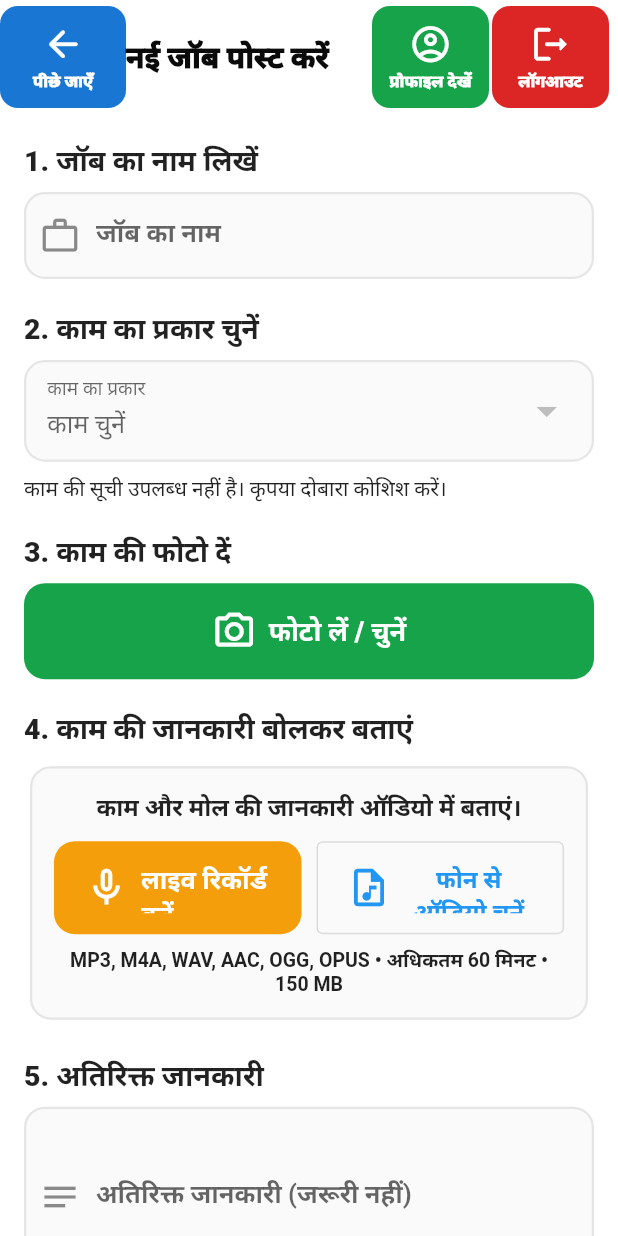
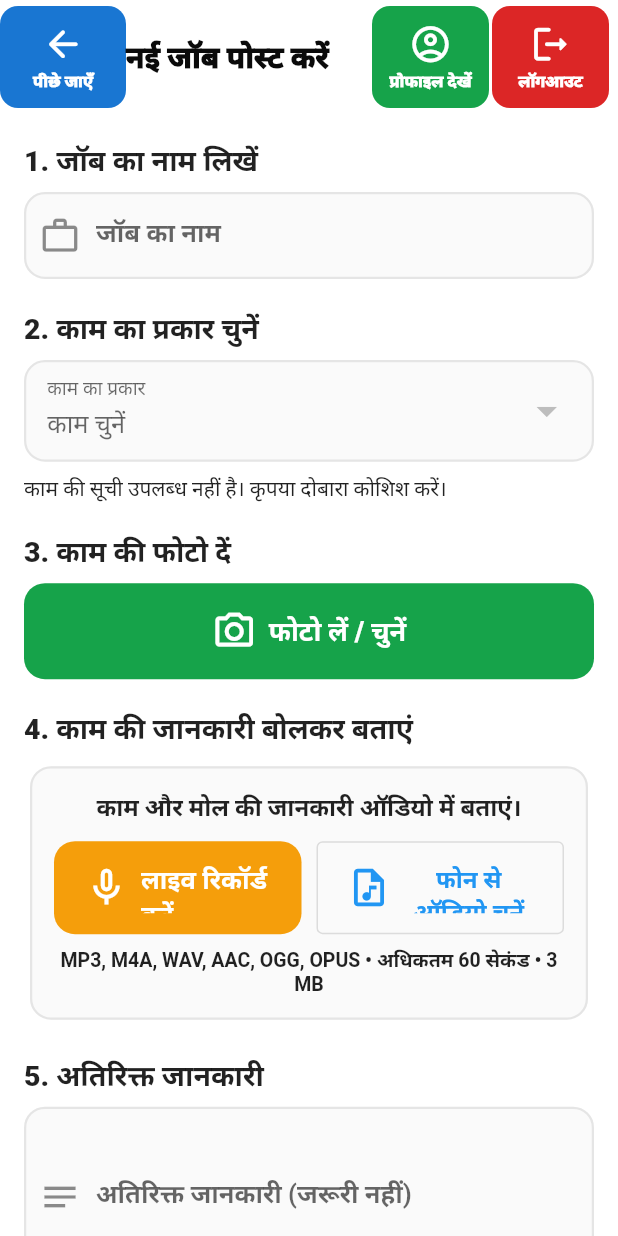
Before and after one commit to ashokaproductionsjaipur-creator/chaupal, a Flutter app: the CreateJobPostWidget screen opened by its route, after a tap on "फोन से ऑडियो चुनें", on a phone screen of 412 x 824 dp. Run offline on Flutter 3.47's test engine with Material 3 defaults, Android fonts, the phone set to English and light mode, and no system bars; our stand-ins replace audioplayers, auto_size_text, cached_network_image, dropdown_button2, equatable, file_picker and 11 more; missing offline and left inert: dart:html, json_path, mime_type, record; accounts and stored records are empty.

```diff
--- a/lib/pages/create_job_post/create_job_post_widget.dart
+++ b/lib/pages/create_job_post/create_job_post_widget.dart
@@ -186,14 +186,14 @@ class _CreateJobPostWidgetState extends State<CreateJobPostWidget> {
       if (!allowedExtensions.contains(ext) || bytes == null || bytes.isEmpty) {
         throw Exception('audio_format_not_allowed');
       }
-      const maxBytes = 157286400;
+      const maxBytes = 3145728;
       if (bytes.length > maxBytes) throw Exception('audio_file_too_large');
 
       await player.setSource(BytesSource(bytes));
       final duration = await player.getDuration();
       await player.stop();
       if (duration == null) throw Exception('audio_duration_unknown');
-      if (duration.inSeconds > 3600) throw Exception('audio_duration_too_long');
+      if (duration > const Duration(seconds: 60)) throw Exception('audio_duration_too_long');
 
       if (!mounted) return;
       setState(() {
@@ -210,9 +210,9 @@ class _CreateJobPostWidgetState extends State<CreateJobPostWidget> {
         final message = s.contains('audio_format_not_allowed')
             ? 'केवल MP3, M4A, WAV, AAC, OGG या OPUS ऑडियो ही चुनें।'
             : s.contains('audio_file_too_large')
-                ? 'ऑडियो फाइल 150 MB से बड़ी नहीं हो सकती।'
+                ? 'ऑडियो फाइल 3 MB से बड़ी नहीं हो सकती।'
                 : s.contains('audio_duration_too_long')
-                    ? 'ऑडियो की अधिकतम लंबाई 60 मिनट है।'
+                    ? 'ऑडियो की अधिकतम लंबाई 60 सेकंड है।'
                     : 'ऑडियो फाइल पढ़ी नहीं जा सकी। कृपया दूसरी ऑडियो फाइल चुनें।';
         ScaffoldMessenger.of(context).showSnackBar(SnackBar(content: Text(message)));
       }
@@ -560,7 +560,7 @@ class _CreateJobPostWidgetState extends State<CreateJobPostWidget> {
                     ))),
                   ]),
                   const SizedBox(height: 8),
-                  const Text('MP3, M4A, WAV, AAC, OGG, OPUS • अधिकतम 60 मिनट • 150 MB', textAlign: TextAlign.center, style: TextStyle(fontSize: 13, fontWeight: FontWeight.w600)),
+                  const Text('MP3, M4A, WAV, AAC, OGG, OPUS • अधिकतम 60 सेकंड • 3 MB', textAlign: TextAlign.center, style: TextStyle(fontSize: 13, fontWeight: FontWeight.w600)),
                   if (uploadedAudioBytes != null && !recording) ...[
                     const SizedBox(height: 10),
                     Container(
```
